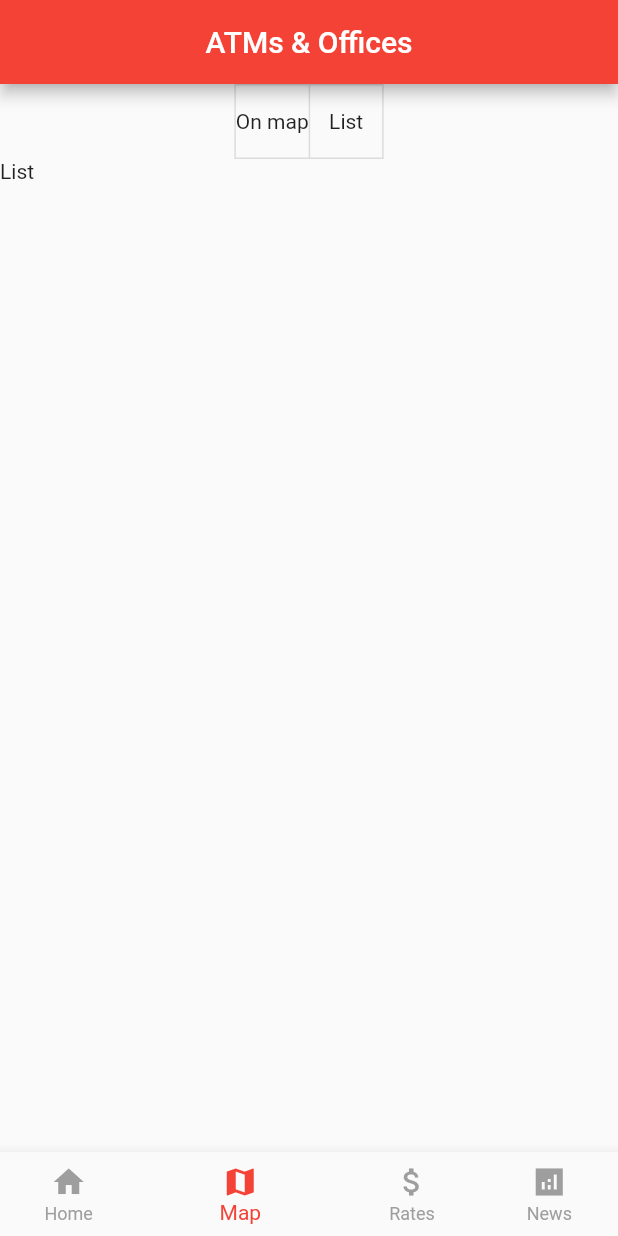
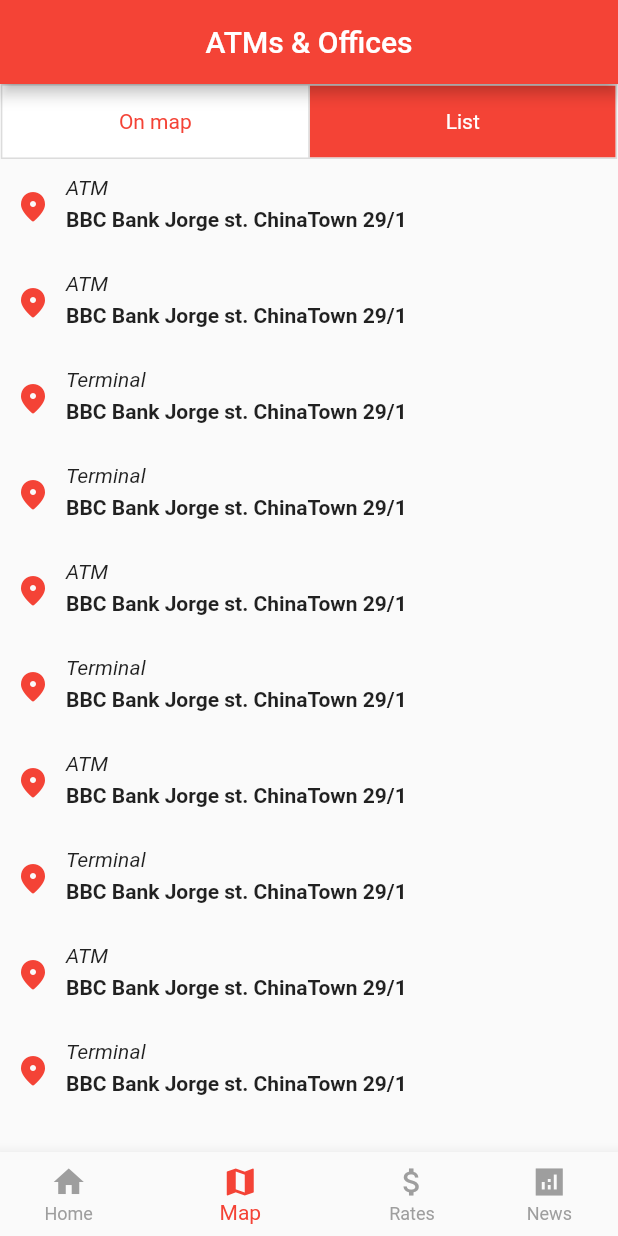
Before and after one commit to muhtarkasimov/hello_app, a Flutter app: the screen it shows after launch, item 2 of the bottom bar chosen, after a tap on "List", on a phone screen of 412 x 824 dp. Run offline on Flutter 3.47's test engine with Material 2 defaults, Android fonts, the phone set to English and light mode, and no system bars; our stand-ins replace carousel_slider; network calls fail.

Commit message:
Rates part almost done.

```diff
--- a/lib/main.dart
+++ b/lib/main.dart
@@ -1,8 +1,10 @@
 import 'package:flutter/cupertino.dart';
 import 'package:flutter/material.dart';
 import 'package:carousel_slider/carousel_slider.dart';
+import 'package:hello_app/view/address_widget.dart';
 import 'package:hello_app/view/language_page.dart';
 import 'package:hello_app/view/news_widget.dart';
+import 'package:hello_app/view/rates_widget.dart';
 
 void main() {
   runApp(const MyApp());
@@ -34,8 +36,8 @@ class MyHomePage extends StatefulWidget {
 
 class _MyHomePageState extends State<MyHomePage> {
   int _selectedIndex = 0;
-  int _toggleSelectedPage = 0;
-  final List<bool> _selections = List.generate(2, (index) => false);
+  int _selectedToggleIndex = 0;
+  final List<bool> _selections = [true, false];
   PageController pageController = PageController();
   PageController togglePageController = PageController();
 
@@ -45,9 +47,17 @@ class _MyHomePageState extends State<MyHomePage> {
 
   void _onToggleSelected(int index) {
     setState(() {
-      _toggleSelectedPage = index;
+      _selectedToggleIndex = index;
+      if (_selections[index] == false) {
+        _selections[index] = !_selections[index];
+        if (index == 0) {
+          _selections[index + 1] = !_selections[index + 1];
+        } else {
+          _selections[index - 1] = !_selections[index - 1];
+        }
+      }
     });
-    togglePageController.jumpToPage(index);
+    togglePageController.jumpToPage(_selectedToggleIndex);
   }
 
   void _onItemTapped(int index) {
@@ -56,8 +66,6 @@ class _MyHomePageState extends State<MyHomePage> {
     });
     pageController.jumpToPage(index);
   }
-
-
 
   ButtonStyle style = ButtonStyle(
       backgroundColor: MaterialStateProperty.all(Colors.red),
@@ -159,33 +167,81 @@ class _MyHomePageState extends State<MyHomePage> {
             ),
             //TODO MAP
             Container(
-              color: Colors.red,
               child: Scaffold(
                 appBar: AppBar(
                   centerTitle: true,
                   title: Text("ATMs & Offices"),
                 ),
                 body: Column(children: [
-                  ToggleButtons(
-                    isSelected: _selections,
-                    children: [
-                      Text("On map"),
-                      Text("List"),
-                    ],
-                    onPressed: (int index) {
-                      setState(() {
+                  Container(
+                    alignment: Alignment.center,
+                    width: MediaQuery.of(context).size.width,
+                    child: ToggleButtons(
+                      isSelected: _selections,
+                      children: [
+                        Container(
+                          color: (_selections[0]) ? Colors.red : Colors.white,
+                          alignment: Alignment.center,
+                          width: MediaQuery.of(context).size.width * 0.495,
+                          child: Text(
+                            "On map",
+                            style: TextStyle(
+                                color:
+                                    _selections[0] ? Colors.white : Colors.red),
+                          ),
+                        ),
+                        Container(
+                          color: (_selections[1]) ? Colors.red : Colors.white,
+                          alignment: Alignment.center,
+                          width: MediaQuery.of(context).size.width * 0.495,
+                          child: Text(
+                            "List",
+                            style: TextStyle(
+                                color:
+                                    _selections[1] ? Colors.white : Colors.red),
+                          ),
+                        ),
+                      ],
+                      onPressed: (int index) {
                         _onToggleSelected(index);
-                      });
-                    },
+                      },
+                    ),
                   ),
-                  Expanded(child: PageView(
+                  Expanded(
+                      child: PageView(
+                    onPageChanged: _onToggleSelected,
+                    physics: const NeverScrollableScrollPhysics(),
                     controller: togglePageController,
                     children: [
                       Container(
-                        child: Text("Map"),
+                        child: Image.network(
+                            "https://media.wired.com/photos/59269cd37034dc5f91bec0f1/master/pass/GoogleMapTA.jpg"),
                       ),
                       Container(
-                        child: Text("List"),
+                        child: ListView(
+                          children: const [
+                            AddressWidget(
+                                "ATM", "BBC Bank Jorge st. ChinaTown 29/1"),
+                            AddressWidget(
+                                "ATM", "BBC Bank Jorge st. ChinaTown 29/1"),
+                            AddressWidget("Terminal",
+                                "BBC Bank Jorge st. ChinaTown 29/1"),
+                            AddressWidget("Terminal",
+                                "BBC Bank Jorge st. ChinaTown 29/1"),
+                            AddressWidget(
+                                "ATM", "BBC Bank Jorge st. ChinaTown 29/1"),
+                            AddressWidget("Terminal",
+                                "BBC Bank Jorge st. ChinaTown 29/1"),
+                            AddressWidget(
+                                "ATM", "BBC Bank Jorge st. ChinaTown 29/1"),
+                            AddressWidget("Terminal",
+                                "BBC Bank Jorge st. ChinaTown 29/1"),
+                            AddressWidget(
+                                "ATM", "BBC Bank Jorge st. ChinaTown 29/1"),
+                            AddressWidget("Terminal",
+                                "BBC Bank Jorge st. ChinaTown 29/1"),
+                          ],
+                        ),
                       ),
                     ],
                   ))
@@ -199,6 +255,35 @@ class _MyHomePageState extends State<MyHomePage> {
                 appBar: AppBar(
                   centerTitle: true,
                   title: Text("Rates"),
+                ),
+                body: ListView(
+                  children: [
+                    Container(
+                      width: MediaQuery.of(context).size.width,
+                      child: Container(
+                        alignment: Alignment.centerRight,
+                        width: MediaQuery.of(context).size.width * 0.5,
+                        child: Row(
+                          mainAxisAlignment: MainAxisAlignment.spaceBetween,
+                          children: [
+                            Container(
+                                child: Text("Buy price"),),
+                            Text("Sell price"),
+                          ],
+                        ),
+                      ),
+                    ),
+                    Container(
+                      padding: EdgeInsets.symmetric(vertical: 2, horizontal: 5),
+                      alignment: Alignment.topLeft,
+                      color: Colors.red,
+                      child: const Text("Cash courses", style: TextStyle(color: Colors.white),),
+                    ),
+                    RatesWidget("USD", "84.54", "83.45"),
+                    RatesWidget("RUR", "84.54", "83.45"),
+                    RatesWidget("KZT", "84.54", "83.45"),
+                    RatesWidget("TLR", "84.54", "83.45"),
+                  ],
                 ),
               ),
             ),
--- /dev/null
+++ b/lib/view/address_widget.dart
@@ -0,0 +1,37 @@
+import 'package:flutter/material.dart';
+
+class AddressWidget extends StatelessWidget {
+  final String atmType;
+  final String text;
+
+  const AddressWidget(this.atmType, this.text);
+
+  @override
+  Widget build(BuildContext context) {
+    return Padding(
+      padding: EdgeInsets.symmetric(horizontal: 0, vertical: 10),
+      child: Row(
+        children: [
+          const Padding(
+              padding: EdgeInsets.symmetric(vertical: 10, horizontal: 10),
+              child:  Icon(Icons.location_on_rounded, color: Colors.red,)),
+          Expanded(
+            child: Column(
+              crossAxisAlignment: CrossAxisAlignment.start,
+              children: [
+                Text(atmType,
+                    style: TextStyle(fontStyle: FontStyle.italic)),
+                Padding(
+                  padding: EdgeInsets.symmetric(vertical: 5),
+                  child: Text(
+                      text,
+                      style: TextStyle(fontWeight: FontWeight.bold)),
+                ),
+              ],
+            ),
+          ),
+        ],
+      ),
+    );
+  }
+}
--- /dev/null
+++ b/lib/view/rates_widget.dart
@@ -0,0 +1,29 @@
+import 'package:flutter/material.dart';
+
+class RatesWidget extends StatelessWidget {
+  final String currency;
+  final String buyPrice;
+  final String sellPrice;
+
+  const RatesWidget(this.currency, this.buyPrice, this.sellPrice);
+
+  @override
+  Widget build(BuildContext context) {
+    return Padding(
+      padding: EdgeInsets.symmetric(horizontal: 0, vertical: 2),
+      child: Container(
+        child: Row(
+          mainAxisAlignment: MainAxisAlignment.spaceBetween,
+          children: [
+            const Padding(
+                padding: EdgeInsets.symmetric(vertical: 0, horizontal: 2),
+                child:  Icon(Icons.attach_money, color: Colors.red,)),
+            Container(child: Text(currency), alignment: Alignment.center,),
+            Container(child: Text(buyPrice), alignment: Alignment.topRight,),
+            Container(child: Text(sellPrice),),
+          ],
+        ),
+      ),
+    );
+  }
+}
```
